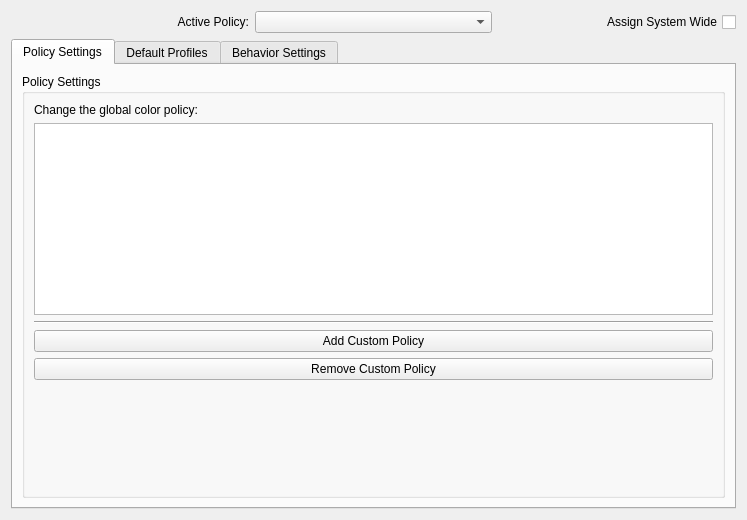
The window that src/modules/settings/ui/sy_settings.ui (oyranos-cms/Synnefo) describes before a commit, drawn with Qt 5.
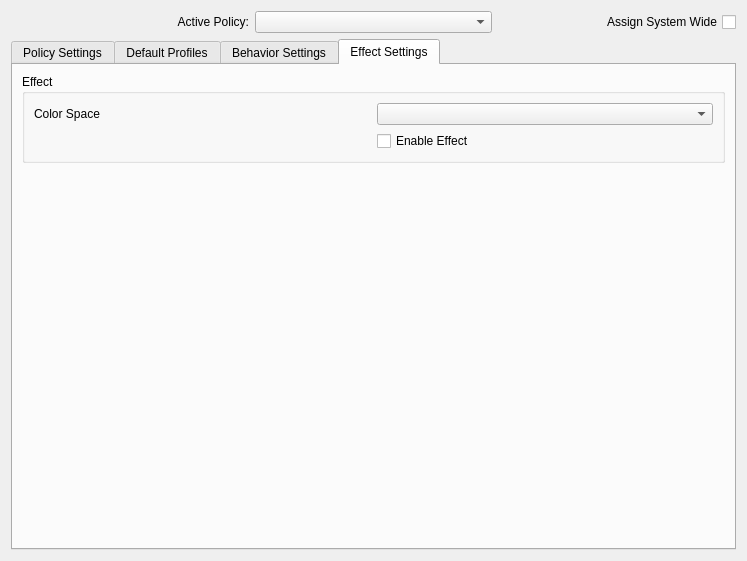
The same window after the commit.

Commit message:
add Settings::Effect tab
It could by content reside inside the behaviour tab. But that is much
too full already. Perhaps move proofing into the effect tab instead?

Diff of the .ui file:
```diff
--- a/src/modules/settings/ui/sy_settings.ui
+++ b/src/modules/settings/ui/sy_settings.ui
@@ -7,7 +7,7 @@
     <x>0</x>
     <y>0</y>
     <width>747</width>
-    <height>520</height>
+    <height>561</height>
    </rect>
   </property>
   <layout class="QGridLayout" name="gridLayout_5">
@@ -41,7 +41,7 @@
    <item row="1" column="0" colspan="2">
     <widget class="QTabWidget" name="kmsettingsTab">
      <property name="currentIndex">
-      <number>0</number>
+      <number>3</number>
      </property>
      <widget class="QWidget" name="policySettingsTab">
       <attribute name="title">
@@ -909,6 +909,97 @@
        </item>
       </layout>
      </widget>
+     <widget class="QWidget" name="effectTab">
+      <attribute name="title">
+       <string>Effect Settings</string>
+      </attribute>
+      <layout class="QGridLayout" name="gridLayout_24">
+       <item row="0" column="0">
+        <layout class="QGridLayout" name="gridLayout_13">
+         <item row="1" column="0">
+          <widget class="QGroupBox" name="box_GROUP_BEHAVIOUR_EFFECT">
+           <property name="toolTip">
+            <string>&lt;!DOCTYPE HTML PUBLIC &quot;-//W3C//DTD HTML 4.0//EN&quot; &quot;http://www.w3.org/TR/REC-html40/strict.dtd&quot;&gt;
+&lt;html&gt;&lt;head&gt;&lt;meta name=&quot;qrichtext&quot; content=&quot;1&quot; /&gt;&lt;style type=&quot;text/css&quot;&gt;
+p, li { white-space: pre-wrap; }
+&lt;/style&gt;&lt;/head&gt;&lt;body style=&quot; font-family:'Sans Serif'; font-size:10pt; font-weight:400; font-style:normal;&quot;&gt;
+&lt;p style=&quot; margin-top:0px; margin-bottom:0px; margin-left:0px; margin-right:0px; -qt-block-indent:0; text-indent:0px;&quot;&gt;&lt;span style=&quot; font-weight:600;&quot;&gt;Proofing &lt;/span&gt;will allow you to modify color proofing options, including color space, rendering intent, and hard/soft proofing.&lt;/p&gt;&lt;/body&gt;&lt;/html&gt;</string>
+           </property>
+           <property name="whatsThis">
+            <string/>
+           </property>
+           <property name="title">
+            <string>Effect</string>
+           </property>
+           <property name="flat">
+            <bool>false</bool>
+           </property>
+           <layout class="QGridLayout" name="gridLayout_21">
+            <item row="0" column="0">
+             <layout class="QGridLayout" name="gridLayout_22">
+              <item row="0" column="0">
+               <widget class="QLabel" name="label_PROFILE_EFFECT">
+                <property name="text">
+                 <string>Color Space</string>
+                </property>
+               </widget>
+              </item>
+              <item row="0" column="2">
+               <widget class="QComboBox" name="combo_PROFILE_EFFECT">
+                <property name="contextMenuPolicy">
+                 <enum>Qt::ActionsContextMenu</enum>
+                </property>
+                <property name="whatsThis">
+                 <string>&lt;html&gt;&lt;head/&gt;&lt;body&gt;&lt;p&gt;Selet from a list of effect profiles.&lt;/p&gt;&lt;/body&gt;&lt;/html&gt;</string>
+                </property>
+               </widget>
+              </item>
+              <item row="1" column="2">
+               <layout class="QHBoxLayout" name="horizontalLayout_3">
+                <item>
+                 <widget class="QCheckBox" name="check_EFFECT">
+                  <property name="contextMenuPolicy">
+                   <enum>Qt::DefaultContextMenu</enum>
+                  </property>
+                  <property name="toolTip">
+                   <string/>
+                  </property>
+                  <property name="whatsThis">
+                   <string>&lt;!DOCTYPE HTML PUBLIC &quot;-//W3C//DTD HTML 4.0//EN&quot; &quot;http://www.w3.org/TR/REC-html40/strict.dtd&quot;&gt;
+&lt;html&gt;&lt;head&gt;&lt;meta name=&quot;qrichtext&quot; content=&quot;1&quot; /&gt;&lt;style type=&quot;text/css&quot;&gt;
+p, li { white-space: pre-wrap; }
+&lt;/style&gt;&lt;/head&gt;&lt;body style=&quot; font-family:'Noto Sans'; font-size:10pt; font-weight:400; font-style:normal;&quot;&gt;
+&lt;p style=&quot; margin-top:0px; margin-bottom:0px; margin-left:0px; margin-right:0px; -qt-block-indent:0; text-indent:0px;&quot;&gt;&lt;span style=&quot; font-family:'Sans Serif'; font-size:9pt;&quot;&gt;Select &lt;/span&gt;&lt;span style=&quot; font-family:'Sans Serif'; font-size:9pt; font-weight:600;&quot;&gt;Enable Effect&lt;/span&gt;&lt;span style=&quot; font-family:'Sans Serif'; font-size:9pt;&quot;&gt; to set the effect profile to be used. The effect profile can be set but not used if this switch is off.&lt;/span&gt;&lt;/p&gt;&lt;/body&gt;&lt;/html&gt;</string>
+                  </property>
+                  <property name="text">
+                   <string>Enable Effect</string>
+                  </property>
+                 </widget>
+                </item>
+               </layout>
+              </item>
+             </layout>
+            </item>
+           </layout>
+          </widget>
+         </item>
+        </layout>
+       </item>
+       <item row="1" column="0">
+        <spacer name="verticalSpacer_5">
+         <property name="orientation">
+          <enum>Qt::Vertical</enum>
+         </property>
+         <property name="sizeHint" stdset="0">
+          <size>
+           <width>20</width>
+           <height>40</height>
+          </size>
+         </property>
+        </spacer>
+       </item>
+      </layout>
+     </widget>
     </widget>
    </item>
    <item row="2" column="1">
```
Left out of the diff: 32 changed lines with no effect on the pictures. The commit also changes 1 other file.
